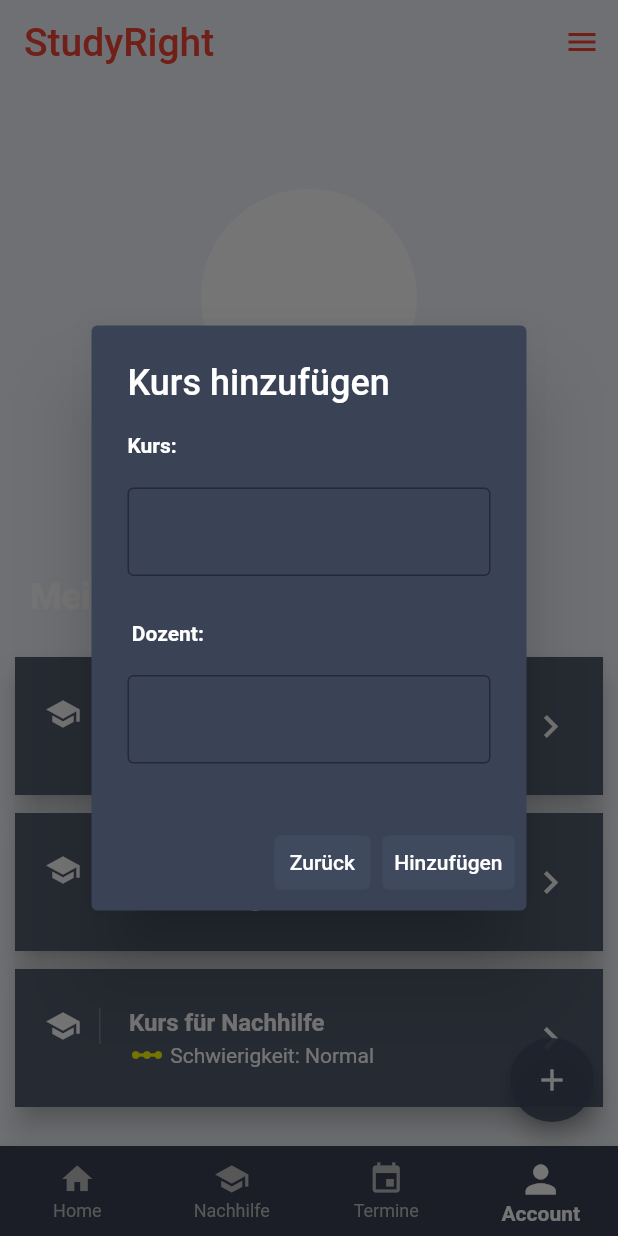
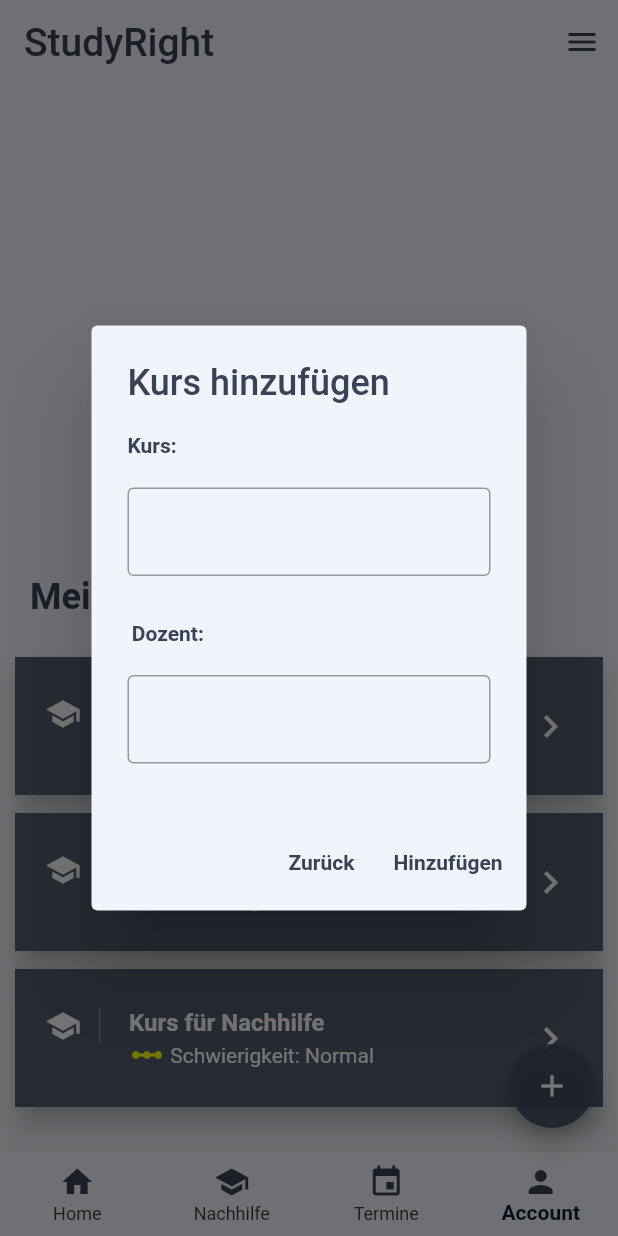
Before and after one commit to crisptells/SEIII_Flutter_App, a Flutter app: the screen it shows after launch, item 4 of the bottom bar chosen, after a tap on the "add" icon, on a phone screen of 412 x 824 dp. Run offline on Flutter 3.47's test engine with Material 2 defaults, Android fonts, the phone set to English and light mode, and no system bars; our stand-ins replace shared_preferences, table_calendar; network calls fail.

Commit message:
Theming almost complete

```diff
--- a/lib/account_page.dart
+++ b/lib/account_page.dart
@@ -49,27 +49,29 @@ class AccountPage extends StatelessWidget {
           ),
           Container(
             alignment: Alignment.center,
-            child: const CircleAvatar(
+            child: CircleAvatar(
               radius: profileHeight / 2,
-              backgroundColor: Colors.white,
-              backgroundImage: NetworkImage(
+              backgroundColor: Theme.of(context).backgroundColor,
+              backgroundImage: const NetworkImage(
                   'https://cdn-icons-png.flaticon.com/512/1946/1946429.png'),
             ),
           ),
           const SizedBox(
             height: 20,
           ),
-          const Text(
+          Text(
             'Student1',
             style: TextStyle(
-                fontWeight: FontWeight.bold, fontSize: 24, color: Colors.white),
+                fontWeight: FontWeight.bold,
+                fontSize: 24,
+                color: Theme.of(context).iconTheme.color),
           ),
           const SizedBox(
             height: 10,
           ),
-          const Text(
+          Text(
             'student@mail.com',
-            style: TextStyle(color: Color.fromARGB(255, 201, 194, 194)),
+            style: TextStyle(color: Theme.of(context).iconTheme.color),
           ),
           const SizedBox(
             height: 20,
@@ -77,10 +79,12 @@ class AccountPage extends StatelessWidget {
           Container(
             alignment: Alignment.topLeft,
             margin: const EdgeInsets.all(20.0),
-            child: const Text(
+            child: Text(
               'Meine Kurse',
               style: TextStyle(
-                  fontSize: 24, fontWeight: FontWeight.bold, color: Colors.white),
+                  fontSize: 24,
+                  fontWeight: FontWeight.bold,
+                  color: Theme.of(context).iconTheme.color),
             ),
           ),
           ListView.builder(
--- a/lib/main.dart
+++ b/lib/main.dart
@@ -49,12 +49,6 @@ class _MyAppState extends State<MyApp> {
         },
       ),
     );
-    /**  return MaterialApp(
-      debugShowCheckedModeBanner: false,
-      theme: Styles.themeData(themeChangeProvider.darkTheme, context),
-      home: const RootPage(),
-    );
-    */
   }
 }
 
@@ -91,8 +85,8 @@ class _RootPageState extends State<RootPage> {
       appBar: AppBar(
         title: Text(
           'StudyRight',
-          style: TextStyle(
-              color: Theme.of(context).colorScheme.secondary, fontSize: 26),
+          style:
+              TextStyle(color: Theme.of(context).iconTheme.color, fontSize: 26),
         ),
         backgroundColor: Theme.of(context).backgroundColor,
         actions: [
@@ -107,14 +101,14 @@ class _RootPageState extends State<RootPage> {
                   child: Row(
                     children: [
                       Icon(Icons.settings,
-                          color: Theme.of(context).colorScheme.secondary),
+                          color: Theme.of(context).iconTheme.color),
                       const SizedBox(
                         width: 7,
                       ),
                       Text(
                         'Settings',
                         style: TextStyle(
-                          color: Theme.of(context).colorScheme.secondary,
+                          color: Theme.of(context).iconTheme.color,
                         ),
                       ),
                     ],
@@ -126,14 +120,14 @@ class _RootPageState extends State<RootPage> {
                   child: Row(
                     children: [
                       Icon(Icons.policy,
-                          color: Theme.of(context).colorScheme.secondary),
+                          color: Theme.of(context).iconTheme.color),
                       const SizedBox(
                         width: 7,
                       ),
                       Text(
                         'Policy',
                         style: TextStyle(
-                          color: Theme.of(context).colorScheme.secondary,
+                          color: Theme.of(context).iconTheme.color,
                         ),
                       )
                     ],
@@ -146,7 +140,7 @@ class _RootPageState extends State<RootPage> {
                     children: [
                       Icon(
                         Icons.logout,
-                        color: Theme.of(context).colorScheme.secondary,
+                        color: Theme.of(context).iconTheme.color,
                       ),
                       const SizedBox(
                         width: 7,
@@ -154,9 +148,29 @@ class _RootPageState extends State<RootPage> {
                       Text(
                         'Logout',
                         style: TextStyle(
-                          color: Theme.of(context).colorScheme.secondary,
+                          color: Theme.of(context).iconTheme.color,
                         ),
                       )
+                    ],
+                  ),
+                ),
+                const PopupMenuDivider(),
+                PopupMenuItem<int>(
+                  value: 3,
+                  child: Row(
+                    children: [
+                      Icon(
+                        Icons.dark_mode,
+                        color: Theme.of(context).iconTheme.color,
+                      ),
+                      const SizedBox(
+                        width: 7,
+                      ),
+                      Checkbox(
+                          value: themeChange.darkTheme,
+                          onChanged: (value) {
+                            themeChange.darkTheme = value!;
+                          }),
                     ],
                   ),
                 ),
@@ -164,7 +178,7 @@ class _RootPageState extends State<RootPage> {
               onSelected: (item) => SelectedItem(context, item),
               icon: Icon(
                 Icons.menu,
-                color: Theme.of(context).colorScheme.secondary,
+                color: Theme.of(context).iconTheme.color,
               ),
             ),
           ),
@@ -183,16 +197,13 @@ class _RootPageState extends State<RootPage> {
 
       bottomNavigationBar: BottomNavigationBar(
         type: BottomNavigationBarType.fixed,
-        backgroundColor: const Color.fromRGBO(58, 66, 86, 1),
+        backgroundColor: Theme.of(context).backgroundColor,
         mouseCursor: SystemMouseCursors.grab,
-        selectedIconTheme:
-            const IconThemeData(color: Colors.white, size: 30), // Icon Color
-        selectedItemColor:
-            const Color.fromARGB(255, 255, 255, 255), // Text Color
+        selectedIconTheme: Theme.of(context).iconTheme, // Icon Color
+        selectedItemColor: Theme.of(context).indicatorColor, // Text Color
         selectedLabelStyle: const TextStyle(fontWeight: FontWeight.bold),
-        unselectedIconTheme:
-            const IconThemeData(color: Color.fromARGB(255, 189, 190, 189)),
-        unselectedItemColor: const Color.fromARGB(255, 189, 190, 189),
+        unselectedIconTheme: Theme.of(context).iconTheme,
+        unselectedItemColor: Theme.of(context).disabledColor,
         showSelectedLabels: true, // Label von Navigation bar zeigen oder nicht
         showUnselectedLabels: true,
         items: const <BottomNavigationBarItem>[
@@ -243,48 +254,49 @@ class _RootPageState extends State<RootPage> {
       context: context,
       builder: (BuildContext context) {
         return AlertDialog(
-          backgroundColor: const Color.fromRGBO(58, 66, 86, 1),
-          title: const Text(
+          backgroundColor: Theme.of(context).backgroundColor,
+          title: Text(
             'Kurs hinzufügen',
-            style: TextStyle(color: Colors.white, fontSize: 24),
+            style: TextStyle(
+                color: Theme.of(context).iconTheme.color, fontSize: 24),
           ),
           content: SizedBox(
             height: 230,
             child: Column(
-              children: const [
+              children: [
                 Text(
                   'Kurs:                                                            ',
                   style: TextStyle(
-                      color: Colors.white,
+                      color: Theme.of(context).iconTheme.color,
                       fontSize: 14,
                       fontWeight: FontWeight.bold),
                 ),
-                SizedBox(
+                const SizedBox(
                   height: 20,
                 ),
                 TextField(
-                  style: TextStyle(color: Colors.white),
-                  decoration: InputDecoration(
+                  style: TextStyle(color: Theme.of(context).iconTheme.color),
+                  decoration: const InputDecoration(
                     border: OutlineInputBorder(),
                   ),
                 ),
-                SizedBox(
+                const SizedBox(
                   height: 30,
                 ),
                 Text(
                   'Dozent:                                                      ',
                   style: TextStyle(
-                      color: Colors.white,
+                      color: Theme.of(context).iconTheme.color,
                       fontSize: 14,
                       fontWeight: FontWeight.bold),
                   textAlign: TextAlign.left,
                 ),
-                SizedBox(
+                const SizedBox(
                   height: 20,
                 ),
                 TextField(
-                  style: TextStyle(color: Colors.white),
-                  decoration: InputDecoration(
+                  style: TextStyle(color: Theme.of(context).iconTheme.color),
+                  decoration: const InputDecoration(
                     border: OutlineInputBorder(),
                   ),
                 ),
@@ -295,11 +307,14 @@ class _RootPageState extends State<RootPage> {
             TextButton(
               style: TextButton.styleFrom(
                 textStyle: Theme.of(context).textTheme.labelLarge,
-                backgroundColor: const Color.fromRGBO(64, 75, 96, .9),
+                backgroundColor: Theme.of(context).backgroundColor,
               ),
-              child: const Text(
+              child: Text(
                 'Zurück',
-                style: TextStyle(color: Colors.white),
+                style: TextStyle(
+                    color: Theme.of(context).iconTheme.color,
+                    fontSize: 14,
+                    fontWeight: FontWeight.bold),
               ),
               onPressed: () {
                 Navigator.of(context).pop();
@@ -307,13 +322,16 @@ class _RootPageState extends State<RootPage> {
             ),
             TextButton(
               style: TextButton.styleFrom(
-                textStyle: Theme.of(context).textTheme.labelLarge,
-                backgroundColor: const Color.fromRGBO(
-                    64, 75, 96, .9), // heller Color.fromRGBO(64, 75, 96, .9)
-              ), // dunkler Color.fromRGBO(58, 66, 86, 1)
-              child: const Text(
+                  textStyle: Theme.of(context).textTheme.labelLarge,
+                  backgroundColor: Theme.of(context).backgroundColor
+                  //Color.fromRGBO(64, 75, 96, .9), // heller Color.fromRGBO(64, 75, 96, .9)
+                  ), // dunkler Color.fromRGBO(58, 66, 86, 1)
+              child: Text(
                 'Hinzufügen',
-                style: TextStyle(color: Colors.white),
+                style: TextStyle(
+                    color: Theme.of(context).iconTheme.color,
+                    fontSize: 14,
+                    fontWeight: FontWeight.bold),
               ),
               onPressed: () {
                 Navigator.of(context).pop();
--- a/lib/theme.dart
+++ b/lib/theme.dart
@@ -36,9 +36,11 @@ class Styles {
       primarySwatch: Colors.red,
       primaryColor:
           isDarkTheme ? Colors.black : Colors.white, //Primary page colors
-      backgroundColor: isDarkTheme ? Colors.black : const Color(0xffF1F5FB),
+      backgroundColor: isDarkTheme
+          ? const Color.fromRGBO(58, 66, 86, 1)
+          : const Color(0xffF1F5FB),
       indicatorColor:
-          isDarkTheme ? const Color(0xff0E1D36) : const Color(0xffCBDCF8),
+          isDarkTheme ? const Color(0xffCBDCF8) : const Color(0xff0E1D36),
       hintColor:
           isDarkTheme ? const Color(0xff280C0B) : const Color(0xffEECED3),
       highlightColor:
@@ -47,10 +49,16 @@ class Styles {
           isDarkTheme ? const Color(0xff3A3A3B) : const Color(0xff4285F4),
       focusColor:
           isDarkTheme ? const Color(0xff0B2512) : const Color(0xffA8DAB5),
-      disabledColor: Colors.grey,
+      disabledColor:
+          isDarkTheme ? Color.fromARGB(255, 189, 190, 189) : Color(0xff3A3A3B),
       cardColor: isDarkTheme ? const Color(0xFF151515) : Colors.white,
       canvasColor: isDarkTheme ? Colors.black : Colors.grey[50],
       brightness: isDarkTheme ? Brightness.dark : Brightness.light,
+      iconTheme: Theme.of(context).iconTheme.copyWith(
+            color: isDarkTheme
+                ? const Color(0xffF1F5FB)
+                : const Color.fromRGBO(58, 66, 86, 1),
+          ),
       buttonTheme: Theme.of(context).buttonTheme.copyWith(
           colorScheme: isDarkTheme
               ? const ColorScheme.dark()
```
Also changed, not shown: lib/events_page.dart (+15 -4 lines), lib/settings_page.dart (+13 -12 lines).
